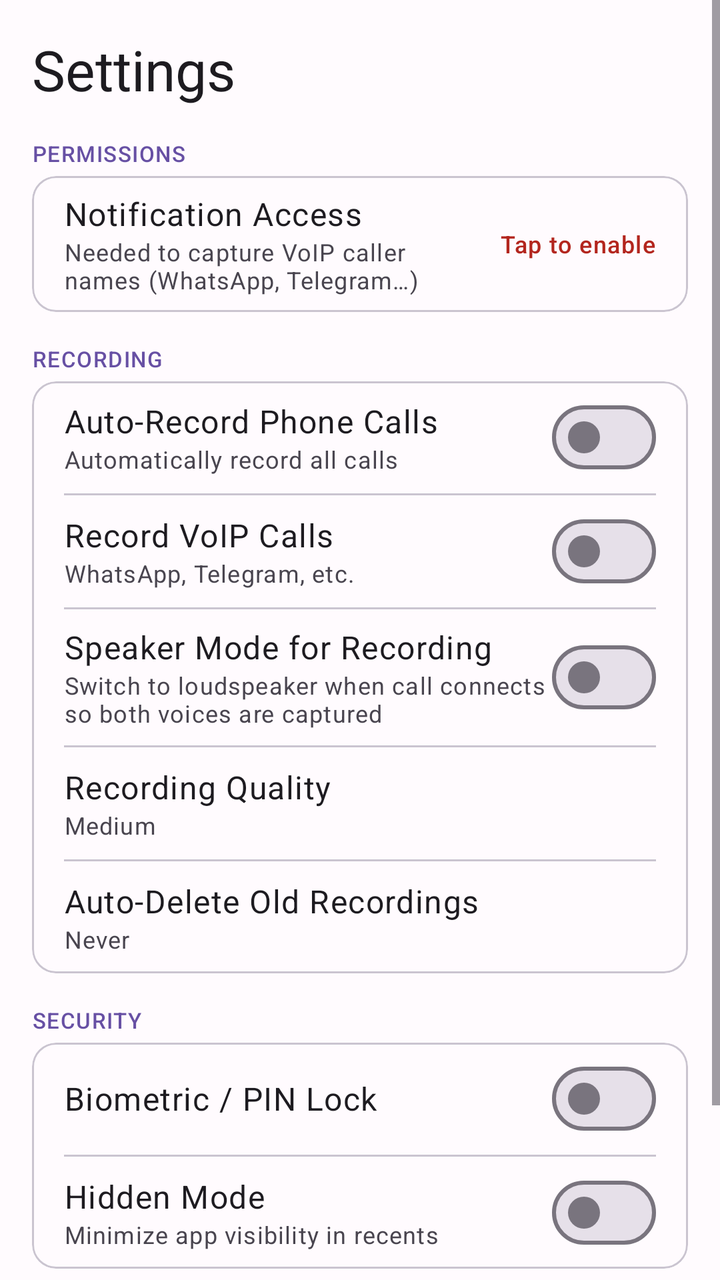
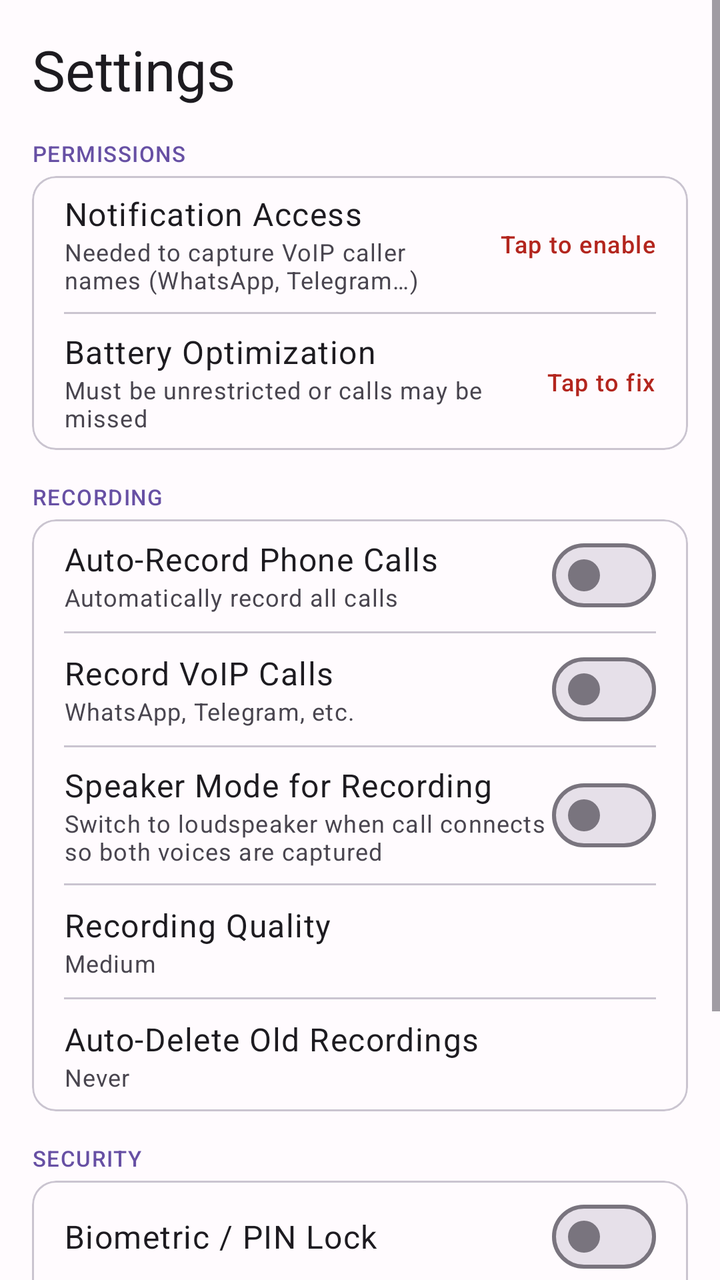

The first picture is an Android layout as it rendered before a commit; the second is the same layout after the commit. The layout source and the unified diff follow.
<!-- AndroidManifest.xml: application theme Theme.CallRecorder -->
<!-- res/layout/fragment_settings.xml -->
<?xml version="1.0" encoding="utf-8"?>
<ScrollView
    xmlns:android="http://schemas.android.com/apk/res/android"
    android:layout_width="match_parent"
    android:layout_height="match_parent">

    <LinearLayout
        android:layout_width="match_parent"
        android:layout_height="wrap_content"
        android:orientation="vertical"
        android:padding="16dp">

        <TextView
            android:layout_width="match_parent"
            android:layout_height="wrap_content"
            android:text="Settings"
            android:textAppearance="?attr/textAppearanceHeadlineMedium"
            android:layout_marginBottom="16dp" />

        
        <TextView
            android:layout_width="match_parent"
            android:layout_height="wrap_content"
            android:text="PERMISSIONS"
            android:textAppearance="?attr/textAppearanceLabelSmall"
            android:textColor="?attr/colorPrimary"
            android:layout_marginBottom="4dp" />

        <com.google.android.material.card.MaterialCardView
            android:layout_width="match_parent"
            android:layout_height="wrap_content"
            android:layout_marginBottom="16dp">

            <LinearLayout
                android:layout_width="match_parent"
                android:layout_height="wrap_content"
                android:orientation="vertical">

                
                <LinearLayout
                    android:id="@+id/row_notification_access"
                    android:layout_width="match_parent"
                    android:layout_height="wrap_content"
                    android:minHeight="56dp"
                    android:orientation="horizontal"
                    android:gravity="center_vertical"
                    android:paddingHorizontal="16dp"
                    android:paddingVertical="8dp"
                    android:clickable="true"
                    android:focusable="true"
                    android:background="?attr/selectableItemBackground">
                    <LinearLayout
                        android:layout_width="0dp"
                        android:layout_height="wrap_content"
                        android:layout_weight="1"
                        android:orientation="vertical">
                        <TextView
                            android:layout_width="wrap_content"
                            android:layout_height="wrap_content"
                            android:text="Notification Access"
                            android:textAppearance="?attr/textAppearanceBodyLarge" />
                        <TextView
                            android:layout_width="wrap_content"
                            android:layout_height="wrap_content"
                            android:text="Needed to capture VoIP caller names (WhatsApp, Telegram…)"
                            android:textAppearance="?attr/textAppearanceBodySmall"
                            android:textColor="?attr/colorOnSurfaceVariant" />
                    </LinearLayout>
                    <TextView
                        android:id="@+id/tv_notification_access_status"
                        android:layout_width="wrap_content"
                        android:layout_height="wrap_content"
                        android:layout_marginStart="8dp"
                        android:text="Tap to enable"
                        android:textAppearance="?attr/textAppearanceLabelMedium"
                        android:textColor="?attr/colorError" />
                </LinearLayout>

            </LinearLayout>
        </com.google.android.material.card.MaterialCardView>

        
        <TextView
            android:layout_width="match_parent"
            android:layout_height="wrap_content"
            android:text="RECORDING"
            android:textAppearance="?attr/textAppearanceLabelSmall"
            android:textColor="?attr/colorPrimary"
            android:layout_marginBottom="4dp" />

        <com.google.android.material.card.MaterialCardView
            android:layout_width="match_parent"
            android:layout_height="wrap_content"
            android:layout_marginBottom="16dp">

            <LinearLayout
                android:layout_width="match_parent"
                android:layout_height="wrap_content"
                android:orientation="vertical">

                
                <LinearLayout
                    android:layout_width="match_parent"
                    android:layout_height="56dp"
                    android:orientation="horizontal"
                    android:gravity="center_vertical"
                    android:paddingHorizontal="16dp">
                    <LinearLayout
                        android:layout_width="0dp"
                        android:layout_height="wrap_content"
                        android:layout_weight="1"
                        android:orientation="vertical">
                        <TextView
                            android:layout_width="wrap_content"
                            android:layout_height="wrap_content"
                            android:text="Auto-Record Phone Calls"
                            android:textAppearance="?attr/textAppearanceBodyLarge" />
                        <TextView
                            android:layout_width="wrap_content"
                            android:layout_height="wrap_content"
                            android:text="Automatically record all calls"
                            android:textAppearance="?attr/textAppearanceBodySmall"
                            android:textColor="?attr/colorOnSurfaceVariant" />
                    </LinearLayout>
                    <com.google.android.material.materialswitch.MaterialSwitch
                        android:id="@+id/switch_auto_record"
                        android:layout_width="wrap_content"
                        android:layout_height="wrap_content" />
                </LinearLayout>

                <com.google.android.material.divider.MaterialDivider
                    android:layout_width="match_parent"
                    android:layout_height="wrap_content"
                    android:layout_marginHorizontal="16dp" />

                
                <LinearLayout
                    android:layout_width="match_parent"
                    android:layout_height="56dp"
                    android:orientation="horizontal"
                    android:gravity="center_vertical"
                    android:paddingHorizontal="16dp">
                    <LinearLayout
                        android:layout_width="0dp"
                        android:layout_height="wrap_content"
                        android:layout_weight="1"
                        android:orientation="vertical">
                        <TextView
                            android:layout_width="wrap_content"
                            android:layout_height="wrap_content"
                            android:text="Record VoIP Calls"
                            android:textAppearance="?attr/textAppearanceBodyLarge" />
                        <TextView
                            android:layout_width="wrap_content"
                            android:layout_height="wrap_content"
                            android:text="WhatsApp, Telegram, etc."
                            android:textAppearance="?attr/textAppearanceBodySmall"
                            android:textColor="?attr/colorOnSurfaceVariant" />
                    </LinearLayout>
                    <com.google.android.material.materialswitch.MaterialSwitch
                        android:id="@+id/switch_record_voip"
                        android:layout_width="wrap_content"
                        android:layout_height="wrap_content" />
                </LinearLayout>

                <com.google.android.material.divider.MaterialDivider
                    android:layout_width="match_parent"
                    android:layout_height="wrap_content"
                    android:layout_marginHorizontal="16dp" />

                
                <LinearLayout
                    android:layout_width="match_parent"
                    android:layout_height="wrap_content"
                    android:minHeight="56dp"
                    android:orientation="horizontal"
                    android:gravity="center_vertical"
                    android:paddingHorizontal="16dp"
                    android:paddingVertical="8dp">
                    <LinearLayout
                        android:layout_width="0dp"
                        android:layout_height="wrap_content"
                        android:layout_weight="1"
                        android:orientation="vertical">
                        <TextView
                            android:layout_width="wrap_content"
                            android:layout_height="wrap_content"
                            android:text="Speaker Mode for Recording"
                            android:textAppearance="?attr/textAppearanceBodyLarge" />
                        <TextView
                            android:layout_width="wrap_content"
                            android:layout_height="wrap_content"
                            android:text="Switch to loudspeaker when call connects so both voices are captured"
                            android:textAppearance="?attr/textAppearanceBodySmall"
                            android:textColor="?attr/colorOnSurfaceVariant" />
                    </LinearLayout>
                    <com.google.android.material.materialswitch.MaterialSwitch
                        android:id="@+id/switch_speaker_record"
                        android:layout_width="wrap_content"
                        android:layout_height="wrap_content" />
                </LinearLayout>

                <com.google.android.material.divider.MaterialDivider
                    android:layout_width="match_parent"
                    android:layout_height="wrap_content"
                    android:layout_marginHorizontal="16dp" />

                
                <LinearLayout
                    android:id="@+id/row_quality"
                    android:layout_width="match_parent"
                    android:layout_height="56dp"
                    android:orientation="horizontal"
                    android:gravity="center_vertical"
                    android:paddingHorizontal="16dp"
                    android:clickable="true"
                    android:focusable="true"
                    android:background="?attr/selectableItemBackground">
                    <LinearLayout
                        android:layout_width="0dp"
                        android:layout_height="wrap_content"
                        android:layout_weight="1"
                        android:orientation="vertical">
                        <TextView
                            android:layout_width="wrap_content"
                            android:layout_height="wrap_content"
                            android:text="Recording Quality"
                            android:textAppearance="?attr/textAppearanceBodyLarge" />
                        <TextView
                            android:id="@+id/tv_quality_summary"
                            android:layout_width="wrap_content"
                            android:layout_height="wrap_content"
                            android:text="Medium"
                            android:textAppearance="?attr/textAppearanceBodySmall"
                            android:textColor="?attr/colorOnSurfaceVariant" />
                    </LinearLayout>
                </LinearLayout>

                <com.google.android.material.divider.MaterialDivider
                    android:layout_width="match_parent"
                    android:layout_height="wrap_content"
                    android:layout_marginHorizontal="16dp" />

                
                <LinearLayout
                    android:id="@+id/row_auto_delete"
                    android:layout_width="match_parent"
                    android:layout_height="56dp"
                    android:orientation="horizontal"
                    android:gravity="center_vertical"
                    android:paddingHorizontal="16dp"
                    android:clickable="true"
                    android:focusable="true"
                    android:background="?attr/selectableItemBackground">
                    <LinearLayout
                        android:layout_width="0dp"
                        android:layout_height="wrap_content"
                        android:layout_weight="1"
                        android:orientation="vertical">
                        <TextView
                            android:layout_width="wrap_content"
                            android:layout_height="wrap_content"
                            android:text="Auto-Delete Old Recordings"
                            android:textAppearance="?attr/textAppearanceBodyLarge" />
                        <TextView
                            android:id="@+id/tv_auto_delete_summary"
                            android:layout_width="wrap_content"
                            android:layout_height="wrap_content"
                            android:text="Never"
                            android:textAppearance="?attr/textAppearanceBodySmall"
                            android:textColor="?attr/colorOnSurfaceVariant" />
                    </LinearLayout>
                </LinearLayout>

            </LinearLayout>
        </com.google.android.material.card.MaterialCardView>

        
        <TextView
            android:layout_width="match_parent"
            android:layout_height="wrap_content"
            android:text="SECURITY"
            android:textAppearance="?attr/textAppearanceLabelSmall"
            android:textColor="?attr/colorPrimary"
            android:layout_marginBottom="4dp" />

        <com.google.android.material.card.MaterialCardView
            android:layout_width="match_parent"
            android:layout_height="wrap_content"
            android:layout_marginBottom="16dp">

            <LinearLayout
                android:layout_width="match_parent"
                android:layout_height="wrap_content"
                android:orientation="vertical">

                
                <LinearLayout
                    android:layout_width="match_parent"
                    android:layout_height="56dp"
                    android:orientation="horizontal"
                    android:gravity="center_vertical"
                    android:paddingHorizontal="16dp">
                    <TextView
                        android:layout_width="0dp"
                        android:layout_height="wrap_content"
                        android:layout_weight="1"
                        android:text="Biometric / PIN Lock"
                        android:textAppearance="?attr/textAppearanceBodyLarge" />
                    <com.google.android.material.materialswitch.MaterialSwitch
                        android:id="@+id/switch_pin_lock"
                        android:layout_width="wrap_content"
                        android:layout_height="wrap_content" />
                </LinearLayout>

                <com.google.android.material.divider.MaterialDivider
                    android:layout_width="match_parent"
                    android:layout_height="wrap_content"
                    android:layout_marginHorizontal="16dp" />

                
                <LinearLayout
                    android:layout_width="match_parent"
                    android:layout_height="56dp"
                    android:orientation="horizontal"
                    android:gravity="center_vertical"
                    android:paddingHorizontal="16dp">
                    <LinearLayout
                        android:layout_width="0dp"
                        android:layout_height="wrap_content"
                        android:layout_weight="1"
                        android:orientation="vertical">
                        <TextView
                            android:layout_width="wrap_content"
                            android:layout_height="wrap_content"
                            android:text="Hidden Mode"
                            android:textAppearance="?attr/textAppearanceBodyLarge" />
                        <TextView
                            android:layout_width="wrap_content"
                            android:layout_height="wrap_content"
                            android:text="Minimize app visibility in recents"
                            android:textAppearance="?attr/textAppearanceBodySmall"
                            android:textColor="?attr/colorOnSurfaceVariant" />
                    </LinearLayout>
                    <com.google.android.material.materialswitch.MaterialSwitch
                        android:id="@+id/switch_hidden_mode"
                        android:layout_width="wrap_content"
                        android:layout_height="wrap_content" />
                </LinearLayout>

            </LinearLayout>
        </com.google.android.material.card.MaterialCardView>

        
        <TextView
            android:layout_width="match_parent"
            android:layout_height="wrap_content"
            android:text="APPEARANCE"
            android:textAppearance="?attr/textAppearanceLabelSmall"
            android:textColor="?attr/colorPrimary"
            android:layout_marginBottom="4dp" />

        <com.google.android.material.card.MaterialCardView
            android:layout_width="match_parent"
            android:layout_height="wrap_content">

            <LinearLayout
                android:layout_width="match_parent"
                android:layout_height="56dp"
                android:orientation="horizontal"
                android:gravity="center_vertical"
                android:paddingHorizontal="16dp">
                <TextView
                    android:layout_width="0dp"
                    android:layout_height="wrap_content"
                    android:layout_weight="1"
                    android:text="Dark Theme"
                    android:textAppearance="?attr/textAppearanceBodyLarge" />
                <com.google.android.material.materialswitch.MaterialSwitch
                    android:id="@+id/switch_dark_theme"
                    android:layout_width="wrap_content"
                    android:layout_height="wrap_content" />
            </LinearLayout>
        </com.google.android.material.card.MaterialCardView>

    </LinearLayout>
</ScrollView>
<!-- resources referenced by this layout -->
<resources>
  <style name="Theme.CallRecorder" parent="Theme.Material3.DayNight.NoActionBar">
          <item name="colorPrimary">@color/md_theme_primary</item>
          <item name="colorOnPrimary">@color/md_theme_on_primary</item>
          <item name="colorPrimaryContainer">@color/md_theme_primary_container</item>
          <item name="colorOnPrimaryContainer">@color/md_theme_on_primary_container</item>
          <item name="colorSecondary">@color/md_theme_secondary</item>
          <item name="colorOnSecondary">@color/md_theme_on_secondary</item>
          <item name="colorSecondaryContainer">@color/md_theme_secondary_container</item>
          <item name="colorOnSecondaryContainer">@color/md_theme_on_secondary_container</item>
          <item name="colorTertiary">@color/md_theme_tertiary</item>
          <item name="colorOnTertiary">@color/md_theme_on_tertiary</item>
          <item name="colorTertiaryContainer">@color/md_theme_tertiary_container</item>
          <item name="colorOnTertiaryContainer">@color/md_theme_on_tertiary_container</item>
          <item name="colorError">@color/md_theme_error</item>
          <item name="android:colorBackground">@color/md_theme_background</item>
          <item name="colorSurface">@color/md_theme_surface</item>
          <item name="colorSurfaceVariant">@color/md_theme_surface_variant</item>
      </style>
  <color name="md_theme_primary">#6750A4</color>
  <color name="md_theme_on_primary">#FFFFFF</color>
  <color name="md_theme_primary_container">#EADDFF</color>
  <color name="md_theme_on_primary_container">#21005D</color>
  <color name="md_theme_secondary">#625B71</color>
  <color name="md_theme_on_secondary">#FFFFFF</color>
  <color name="md_theme_secondary_container">#E8DEF8</color>
  <color name="md_theme_on_secondary_container">#1D192B</color>
  <color name="md_theme_tertiary">#7D5260</color>
  <color name="md_theme_on_tertiary">#FFFFFF</color>
  <color name="md_theme_tertiary_container">#FFD8E4</color>
  <color name="md_theme_on_tertiary_container">#31111D</color>
  <color name="md_theme_error">#B3261E</color>
  <color name="md_theme_background">#FFFBFE</color>
  <color name="md_theme_surface">#FFFBFE</color>
  <color name="md_theme_surface_variant">#E7E0EC</color>
</resources>

<!-- the commit's change to res/layout/fragment_settings.xml (unified diff, before → after) -->
@@ -72,6 +72,51 @@
                         android:layout_height="wrap_content"
                         android:layout_marginStart="8dp"
                         android:text="Tap to enable"
+                        android:textAppearance="?attr/textAppearanceLabelMedium"
+                        android:textColor="?attr/colorError" />
+                </LinearLayout>
+
+                <com.google.android.material.divider.MaterialDivider
+                    android:layout_width="match_parent"
+                    android:layout_height="wrap_content"
+                    android:layout_marginHorizontal="16dp" />
+
+                
+                <LinearLayout
+                    android:id="@+id/row_battery_optimization"
+                    android:layout_width="match_parent"
+                    android:layout_height="wrap_content"
+                    android:minHeight="56dp"
+                    android:orientation="horizontal"
+                    android:gravity="center_vertical"
+                    android:paddingHorizontal="16dp"
+                    android:paddingVertical="8dp"
+                    android:clickable="true"
+                    android:focusable="true"
+                    android:background="?attr/selectableItemBackground">
+                    <LinearLayout
+                        android:layout_width="0dp"
+                        android:layout_height="wrap_content"
+                        android:layout_weight="1"
+                        android:orientation="vertical">
+                        <TextView
+                            android:layout_width="wrap_content"
+                            android:layout_height="wrap_content"
+                            android:text="Battery Optimization"
+                            android:textAppearance="?attr/textAppearanceBodyLarge" />
+                        <TextView
+                            android:layout_width="wrap_content"
+                            android:layout_height="wrap_content"
+                            android:text="Must be unrestricted or calls may be missed"
+                            android:textAppearance="?attr/textAppearanceBodySmall"
+                            android:textColor="?attr/colorOnSurfaceVariant" />
+                    </LinearLayout>
+                    <TextView
+                        android:id="@+id/tv_battery_optimization_status"
+                        android:layout_width="wrap_content"
+                        android:layout_height="wrap_content"
+                        android:layout_marginStart="8dp"
+                        android:text="Tap to fix"
                         android:textAppearance="?attr/textAppearanceLabelMedium"
                         android:textColor="?attr/colorError" />
                 </LinearLayout>
